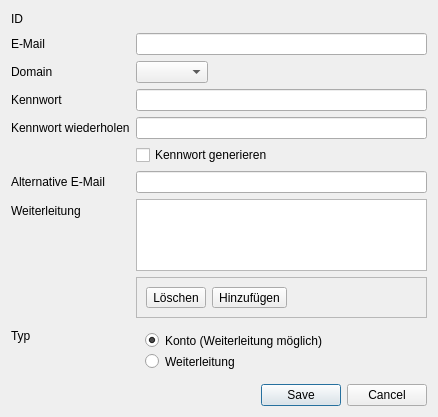
The window that flscp/ui/mailform.ui (FLS-Wiesbaden/flscp) describes before a commit, drawn with Qt 5.
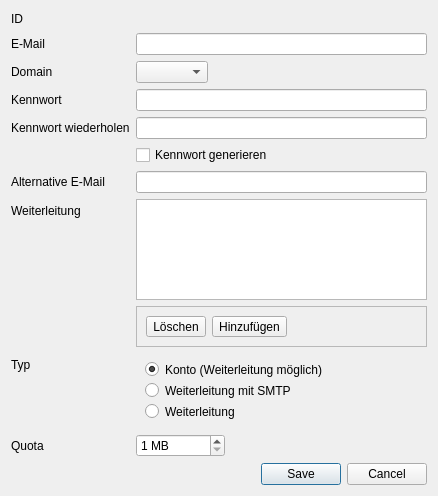
The same window after the commit. Icons and pictures are not drawn.

Commit message: Added quota regulation + new forward with smtp account

```diff
--- a/flscp/ui/mailform.ui
+++ b/flscp/ui/mailform.ui
@@ -10,7 +10,7 @@
     <x>0</x>
     <y>0</y>
     <width>438</width>
-    <height>417</height>
+    <height>496</height>
    </rect>
   </property>
   <property name="windowTitle">
@@ -224,6 +224,16 @@
         </property>
        </widget>
       </item>
+      <item>
+       <widget class="QRadioButton" name="fldTypeFwdSmtp">
+        <property name="whatsThis">
+         <string>&lt;html&gt;&lt;head/&gt;&lt;body&gt;&lt;p&gt;Kontotyp. Typ &amp;quot;Weiterleitung mit SMTP&amp;quot; bedeutet, dem Nutzer werden später jegliche E-Mail an die Weiterleitungsadressen weitergeleitet. Es werden keine E-Mails auf dem Server gespeichert. Zusätzlich hat der Nutzer die Möglichkeit, per SMTP E-Mails zu versenden. Es besteht nicht die Möglichkeit, Filter einzurichten.&lt;/p&gt;&lt;/body&gt;&lt;/html&gt;</string>
+        </property>
+        <property name="text">
+         <string>Weiterleitung mit SMTP</string>
+        </property>
+       </widget>
+      </item>
       <item>
        <widget class="QRadioButton" name="fldTypeForward">
         <property name="whatsThis">
@@ -237,6 +247,35 @@
      </layout>
     </widget>
    </item>
+   <item row="10" column="0">
+    <widget class="QLabel" name="labQuota">
+     <property name="text">
+      <string>Quota</string>
+     </property>
+     <property name="buddy">
+      <cstring>fldQuota</cstring>
+     </property>
+    </widget>
+   </item>
+   <item row="10" column="1">
+    <widget class="QSpinBox" name="fldQuota">
+     <property name="whatsThis">
+      <string>&lt;html&gt;&lt;head/&gt;&lt;body&gt;&lt;p&gt;Es ist möglich, eine Limitierung des verfügbaren Speichers per Konto zu setzen. Die Funktion kann nur global aktiviert oder deaktiviert werden durch den Systemadministrator. Pro Benutzer ist es möglich. Das Quota ist für reine Weiterleitungskonten irrelevant.&lt;/p&gt;&lt;/body&gt;&lt;/html&gt;</string>
+     </property>
+     <property name="suffix">
+      <string> MB</string>
+     </property>
+     <property name="minimum">
+      <number>1</number>
+     </property>
+     <property name="maximum">
+      <number>102400</number>
+     </property>
+     <property name="value">
+      <number>1</number>
+     </property>
+    </widget>
+   </item>
    <item row="11" column="1">
     <widget class="QDialogButtonBox" name="buttonBox">
      <property name="orientation">
```
Left out of the diff: 114 changed lines with no effect on the pictures. The commit also changes 5 other files.
